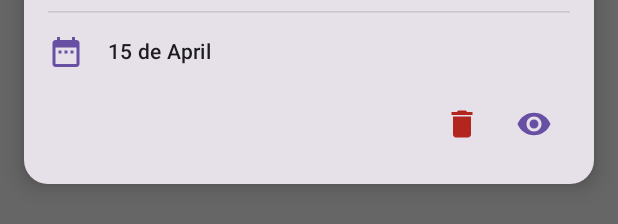
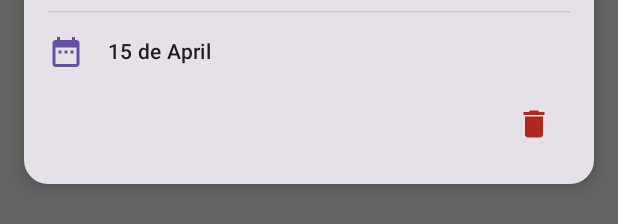
Before and after one commit to MarcoCS003/AgendAlly, an Android app built with Jetpack Compose: the @Preview function EventDetailCardInstitutionalPreview, on a phone screen of 412 x 824 dp. Shown: the part 576-800 px from the top of the screen. Run offline under Robolectric (Android 15) with nearby library versions, the phone set to English and light mode, and no system bars.

Commit message:
preparacion de CalendarScreen antes de Room

```diff
--- a/app/src/main/java/com/example/academically/uiAcademicAlly/calendar/EventCalendarDialog.kt
+++ b/app/src/main/java/com/example/academically/uiAcademicAlly/calendar/EventCalendarDialog.kt
@@ -24,7 +24,6 @@ import androidx.compose.ui.unit.dp
 import androidx.compose.ui.window.Dialog
 import com.example.academically.R
 import com.example.academically.data.*
-import com.example.academically.ui.theme.ScheduleColorsProvider
 import java.time.LocalDate
 import java.time.format.DateTimeFormatter
 
@@ -34,11 +33,11 @@ import java.time.format.DateTimeFormatter
 @Composable
 fun EventDetailCard(
     event: Event,
-    onDismiss: () -> Unit = {},
+    onEdit: () -> Unit = {},
     onDelete: () -> Unit = {},
 ) {
     val scrollState = rememberScrollState()
-    Dialog(onDismissRequest = onDismiss) {
+    Dialog(onDismissRequest = onEdit) {
         Card(
             modifier = Modifier
                 .fillMaxWidth()
@@ -72,7 +71,9 @@ fun EventDetailCard(
                     Image(
                         painter = painterResource(id = event.imagePath.toInt()),
                         contentDescription = "Imagen del evento",
-                        modifier = Modifier.fillMaxWidth().padding(vertical = 4.dp, horizontal = 8.dp)
+                        modifier = Modifier
+                            .fillMaxWidth()
+                            .padding(vertical = 4.dp, horizontal = 8.dp)
                     )
                     Spacer(Modifier.padding(5.dp))
                 }
@@ -126,13 +127,14 @@ fun EventDetailCard(
                         )
                     }
 
-                    // Botón de ocultar
-                    IconButton(onClick = onDismiss) {
-                        Icon(
-                            imageVector = Icons.Default.RemoveRedEye,
-                            contentDescription = "Ocultar Evento",
-                            tint = MaterialTheme.colorScheme.primary
-                        )
+                    if (event.category.equals(EventCategory.PERSONAL)) {
+                        // Botón de editar
+                        IconButton(onClick = onEdit) {
+                            Icon(
+                                imageVector = Icons.Default.Edit,
+                                contentDescription = "Editar evento"
+                            )
+                        }
                     }
                 }
             }
@@ -237,7 +239,12 @@ fun formatEventDate(startDate: LocalDate?, endDate: LocalDate?): String {
     val formatter = DateTimeFormatter.ofPattern("d 'de' MMMM")
 
     return if (endDate != null && !startDate.isEqual(endDate)) {
-        "${startDate.dayOfMonth} - ${endDate.dayOfMonth} ${startDate.month.getDisplayName(java.time.format.TextStyle.FULL, java.util.Locale("es", "ES"))}"
+        "${startDate.dayOfMonth} - ${endDate.dayOfMonth} ${
+            startDate.month.getDisplayName(
+                java.time.format.TextStyle.FULL,
+                java.util.Locale("es", "ES")
+            )
+        }"
     } else {
         startDate.format(formatter)
     }
```
Also changed, not shown: app/src/main/java/com/example/academically/data/entities/EventEntity.kt (added, +41 -0 lines), app/src/main/java/com/example/academically/uiAcademicAlly/calendar/CalendarScreen.kt (+4 -6 lines).
